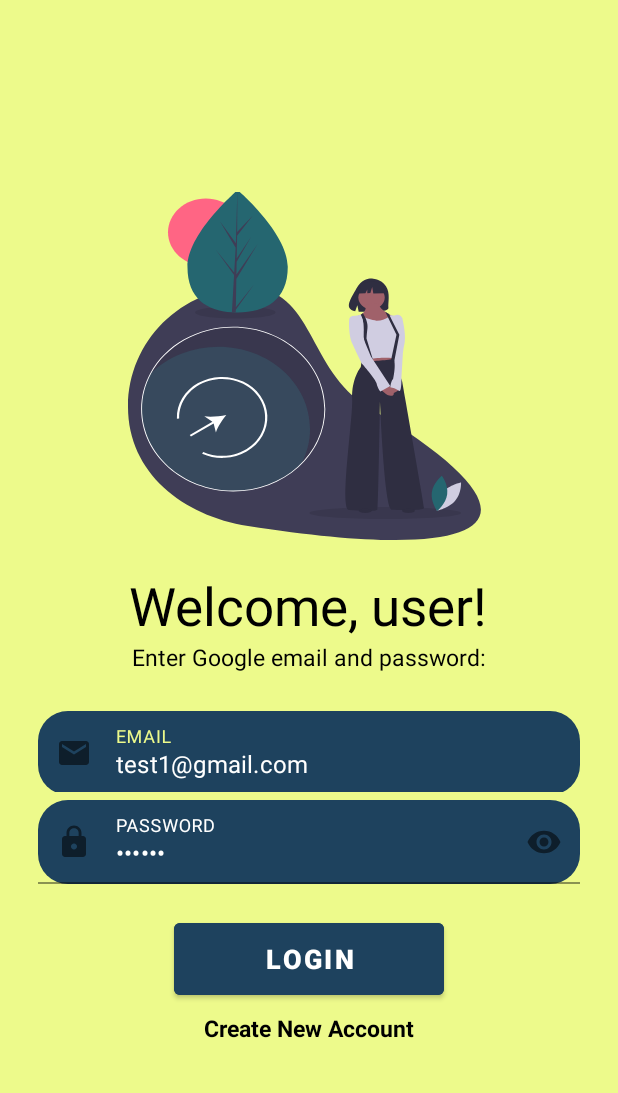
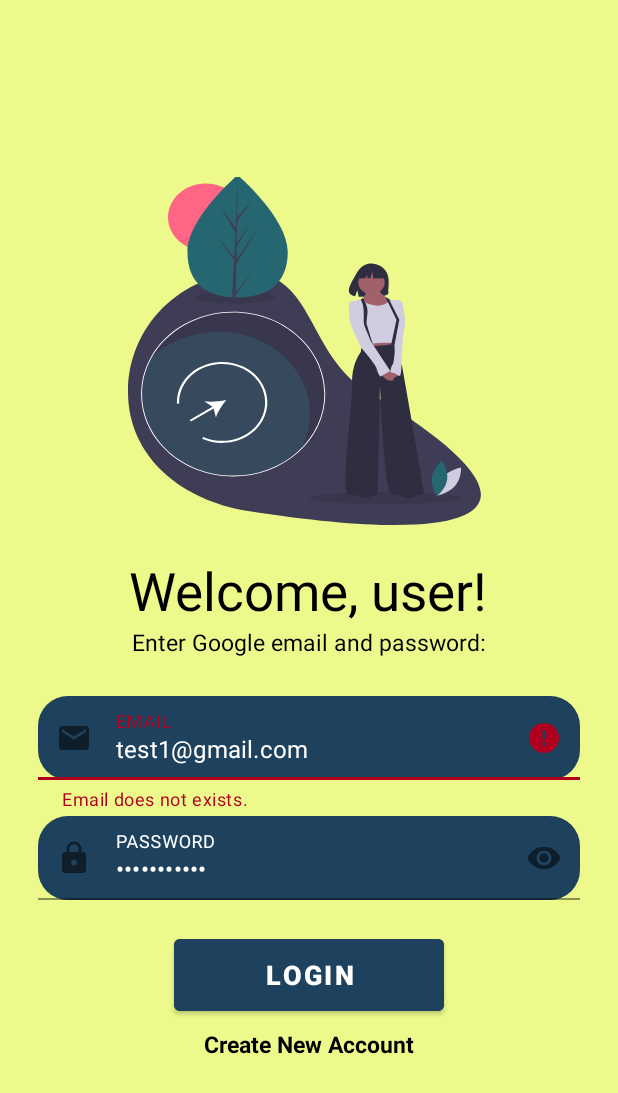
Before and after one commit to knee-son/Level_Zero, an Android app: the screen it shows after launch (LoginActivity), after a tap on "LOGIN", on a phone screen of 412 x 824 dp. Shown: the top 1093 px of the screen. Run offline under Robolectric (Android 15) with nearby library versions, the phone set to English and light mode, and no system bars; our stand-ins replace Firebase (no records; nobody signed in at launch, a user with empty details on screens opened directly).

Commit message:
added restrictions for user friendly experience

```diff
--- a/app/src/main/java/com/level_zero/greeniq/LoginActivity.java
+++ b/app/src/main/java/com/level_zero/greeniq/LoginActivity.java
@@ -31,6 +31,7 @@ public class LoginActivity extends AppCompat {
         setContentView(R.layout.activity_login);
 
         firebaseAuth = FirebaseAuth.getInstance();
+        reference = FirebaseDatabase.getInstance("https://greeniq-ce821-default-rtdb.asia-southeast1.firebasedatabase.app/").getReference("User");
 
         email = findViewById(R.id.userEmailLog);
         password = findViewById(R.id.userPasswordLog);
@@ -40,29 +41,58 @@ public class LoginActivity extends AppCompat {
         //login.setOnClickListener(view -> loginUser());
 
         login.setOnClickListener(view -> {
-            if(!validateEmail()){
-                email.setError("Field must have information");
-                Toast.makeText(getApplicationContext(),"You've left a field empty!", Toast.LENGTH_SHORT).show();
+            if(email.equals("") || password.equals("")){
+                email.setError("All fields must not empty");
+                password.setError("All fields must not empty");
             }else{
                 email.setError(null);
-                email.setErrorEnabled(false);
-                loginUser();
-            }
-            if(!validatePassword()){
-                password.setError("Field must have information");
-                Toast.makeText(getApplicationContext(),"You've left a field empty!", Toast.LENGTH_SHORT).show();
-            }else{
                 password.setError(null);
-                password.setErrorEnabled(false);
-                loginUser();
+
+                String fetchEmail = email.getEditText().getText().toString();
+                String fetchPassword = password.getEditText().getText().toString();
+
+                reference.orderByChild("email").equalTo(fetchEmail)
+                        .addListenerForSingleValueEvent(new ValueEventListener() {
+                            @Override
+                            public void onDataChange(@NonNull DataSnapshot snapshot) {
+                                if(snapshot.exists()){
+                                    email.setError(null);
+                                    reference.orderByChild("password").equalTo(fetchPassword)
+                                            .addListenerForSingleValueEvent(new ValueEventListener() {
+                                                @Override
+                                                public void onDataChange(@NonNull DataSnapshot snapshot) {
+                                                    if(snapshot.exists()){
+                                                        password.setError(null);
+                                                        loginUser();
+                                                    }else{
+                                                        password.setError("Wrong Password!");
+                                                    }
+                                                }
+
+                                                @Override
+                                                public void onCancelled(@NonNull DatabaseError error) {
+
+                                                }
+                                            });
+                                }else{
+                                    email.setError("Email does not exists.");
+                                }
+                            }
+
+                            @Override
+                            public void onCancelled(@NonNull DatabaseError error) {
+
+                            }
+                        });
+
             }
         });
     }
 
     private void loginUser() {
         try {
-            String userEmailLog = RegisterActivity.safeFetch(email);
-            String userPassLog = RegisterActivity.safeFetch(password);
+            String userEmailLog = email.getEditText().getText().toString();
+            String userPassLog = password.getEditText().getText().toString();
 
             ProgressBar progressBar = findViewById(R.id.loading);
             progressBar.setVisibility(View.VISIBLE);
@@ -134,17 +164,4 @@ public class LoginActivity extends AppCompat {
         Intent intent = new Intent(this, RegisterActivity.class);
         startActivity(intent);
     }
-
-    private boolean validatePassword(){
-        String val = password.getEditText().getText().toString();
-
-        return !val.isEmpty();
-    }//end of the method
-
-    //validate user name or email
-    private boolean validateEmail(){
-        String val = Objects.requireNonNull(email.getEditText()).getText().toString();
-
-        return !val.isEmpty();
-    }
 }
--- a/app/src/main/res/layout/activity_login.xml
+++ b/app/src/main/res/layout/activity_login.xml
@@ -89,7 +89,7 @@
                 android:layout_width="match_parent"
                 android:layout_height="wrap_content"
                 android:inputType="textPassword"
-                android:text="123123"
+                android:text="aA12345678*"
                 android:textColor="@color/white"
                 android:background="@drawable/round_background"
                 style="@style/FIELDS"/>
```
Also changed, not shown: app/src/main/java/com/level_zero/greeniq/Fragments/EditProfileFragment.java (+40 -1 lines), app/src/main/java/com/level_zero/greeniq/RegisterActivity.java (+61 -71 lines).
